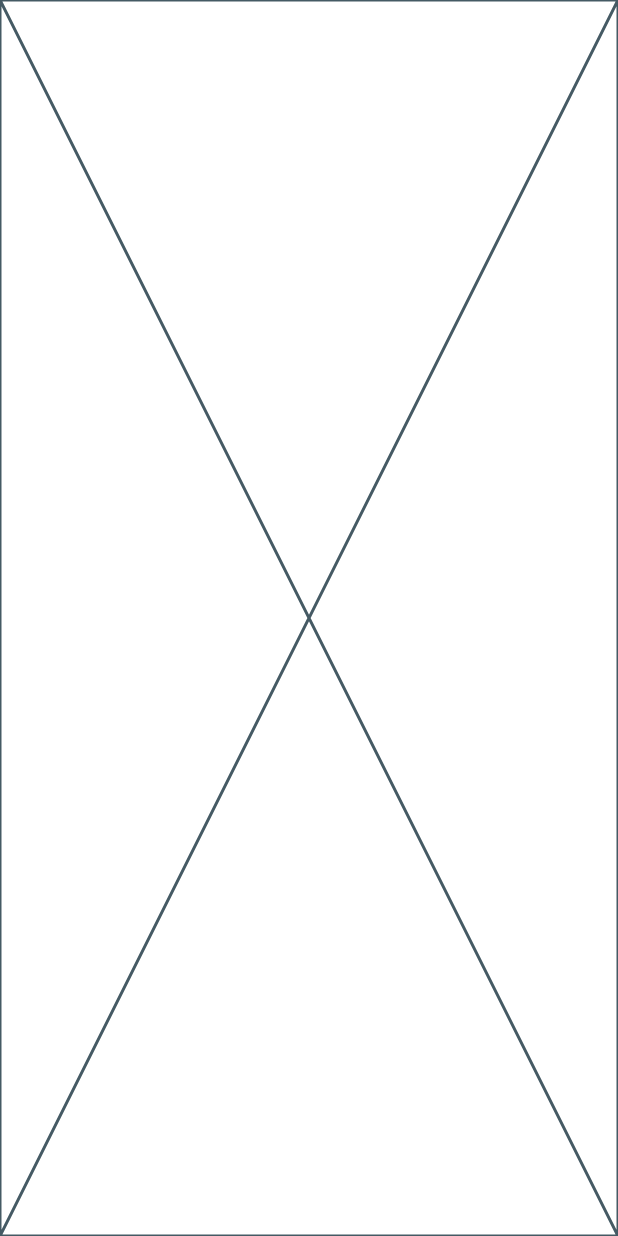
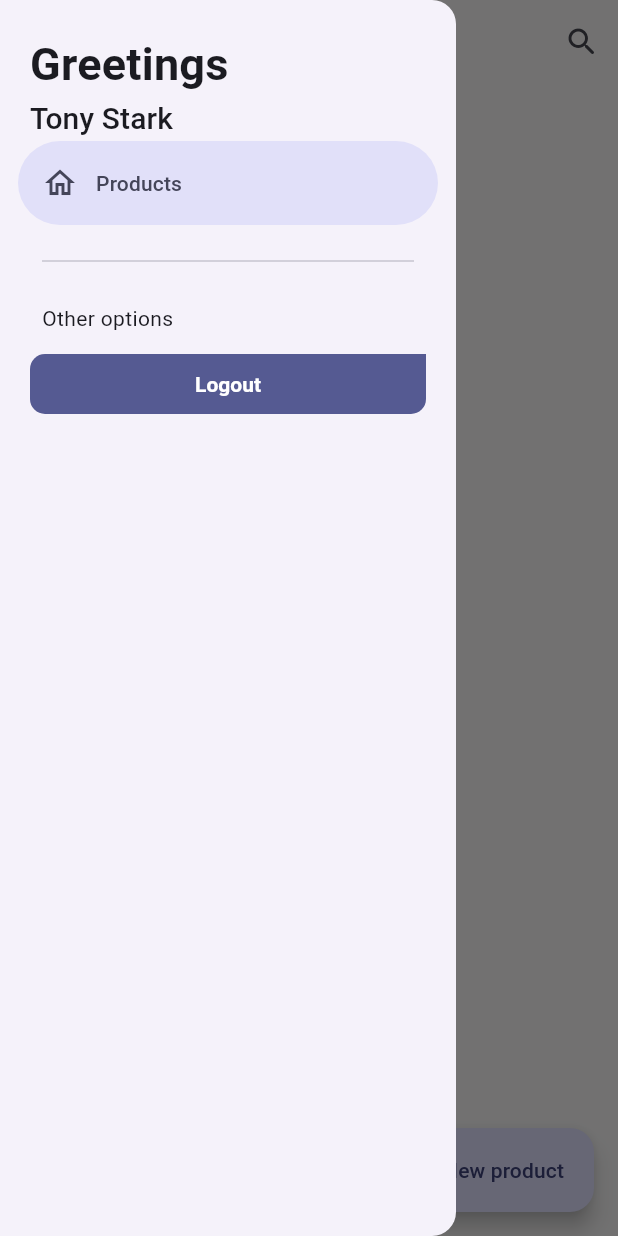
Before and after one commit to FranciscoJavierMartin/teslo-app, a Flutter app: the screen it shows after launch, with the side drawer open (before the commit the screen has no drawer), on a phone screen of 412 x 824 dp. Run offline on Flutter 3.47's test engine with Material 2 defaults, Android fonts, the phone set to English and light mode, and no system bars; our stand-ins replace go_router, google_fonts; project files that could hold a hidden picture were left out.

Commit message:
Product page

```diff
--- a/lib/features/products/presentation/screens/products_screen.dart
+++ b/lib/features/products/presentation/screens/products_screen.dart
@@ -1,10 +1,39 @@
-import 'package:flutter/widgets.dart';
+import 'package:flutter/material.dart';
+import 'package:teslo_app/features/shared/shared.dart';
 
 class ProductsScreen extends StatelessWidget {
   const ProductsScreen({super.key});
 
   @override
   Widget build(BuildContext context) {
-    return const Placeholder();
+    final scaffoldKey = GlobalKey<ScaffoldState>();
+
+    return Scaffold(
+      drawer: SideMenu(scaffoldKey: scaffoldKey),
+      appBar: AppBar(
+        title: const Text('Products'),
+        actions: [
+          IconButton(
+            onPressed: () {},
+            icon: const Icon(Icons.search_rounded),
+          )
+        ],
+      ),
+      body: const _ProductsView(),
+      floatingActionButton: FloatingActionButton.extended(
+        onPressed: () {},
+        label: const Text('New product'),
+        icon: const Icon(Icons.add),
+      ),
+    );
   }
 }
+
+class _ProductsView extends StatelessWidget {
+  const _ProductsView();
+
+  @override
+  Widget build(BuildContext context) {
+    return const Center(child: Text('Hello world'));
+  }
+}
--- /dev/null
+++ b/lib/features/shared/widgets/side_menu.dart
@@ -0,0 +1,65 @@
+import 'package:flutter/material.dart';
+import 'package:teslo_app/features/shared/shared.dart';
+
+class SideMenu extends StatefulWidget {
+  final GlobalKey<ScaffoldState> scaffoldKey;
+
+  const SideMenu({
+    super.key,
+    required this.scaffoldKey,
+  });
+
+  @override
+  State<SideMenu> createState() => _SideMenuState();
+}
+
+class _SideMenuState extends State<SideMenu> {
+  int navDrawerIndex = 0;
+
+  @override
+  Widget build(BuildContext context) {
+    final hasNotch = MediaQuery.of(context).viewPadding.top > 35;
+    final textStyles = Theme.of(context).textTheme;
+
+    return NavigationDrawer(
+      elevation: 1,
+      selectedIndex: navDrawerIndex,
+      onDestinationSelected: (value) {
+        setState(() {
+          navDrawerIndex = value;
+        });
+
+        widget.scaffoldKey.currentState?.closeDrawer();
+      },
+      children: [
+        Padding(
+          padding: EdgeInsets.fromLTRB(20, hasNotch ? 0 : 20, 16, 0),
+          child: Text('Greetings', style: textStyles.titleMedium),
+        ),
+        Padding(
+          padding: const EdgeInsets.fromLTRB(20, 0, 16, 0),
+          child: Text('Tony Stark', style: textStyles.titleSmall),
+        ),
+        const NavigationDrawerDestination(
+          icon: Icon(Icons.home_outlined),
+          label: Text('Products'),
+        ),
+        const Padding(
+          padding: EdgeInsets.fromLTRB(28, 16, 28, 10),
+          child: Divider(),
+        ),
+        const Padding(
+          padding: EdgeInsets.fromLTRB(28, 10, 16, 10),
+          child: Text('Other options'),
+        ),
+        Padding(
+          padding: const EdgeInsets.symmetric(horizontal: 20),
+          child: CustomFilledButton(
+            onPressed: () {},
+            text: 'Logout',
+          ),
+        ),
+      ],
+    );
+  }
+}
--- a/lib/features/shared/widgets/widgets.dart
+++ b/lib/features/shared/widgets/widgets.dart
@@ -1,3 +1,4 @@
 export 'custom_filled_button.dart';
 export 'custom_text_form_field.dart';
 export 'geometrical_background.dart';
+export 'side_menu.dart';
```
